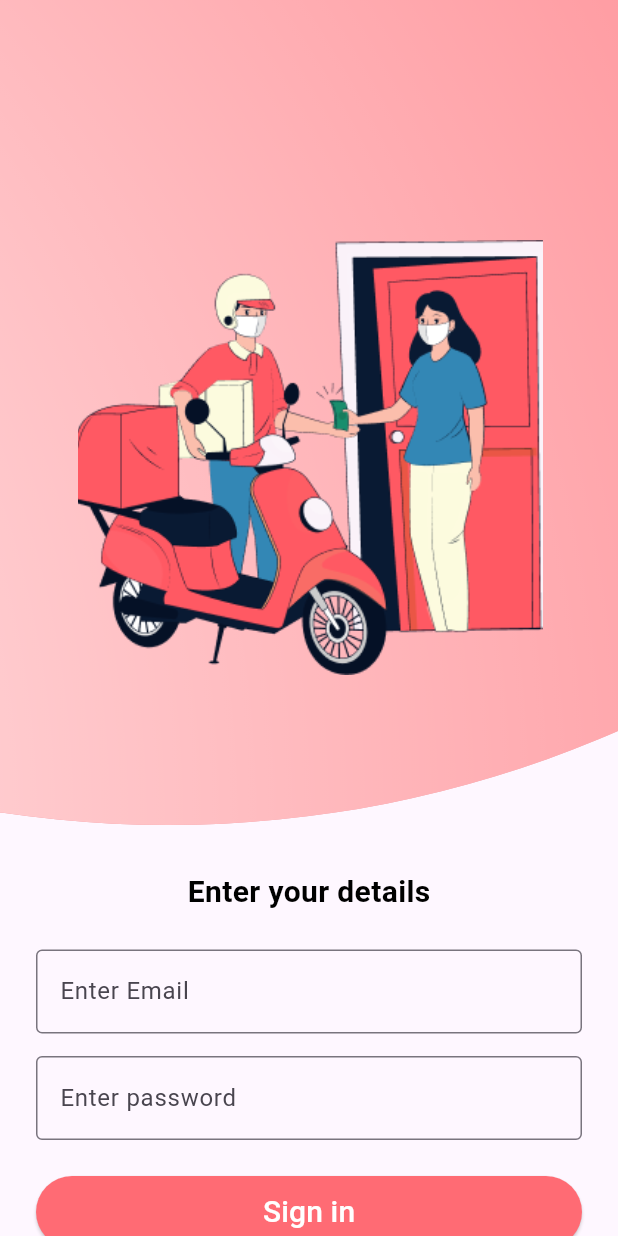
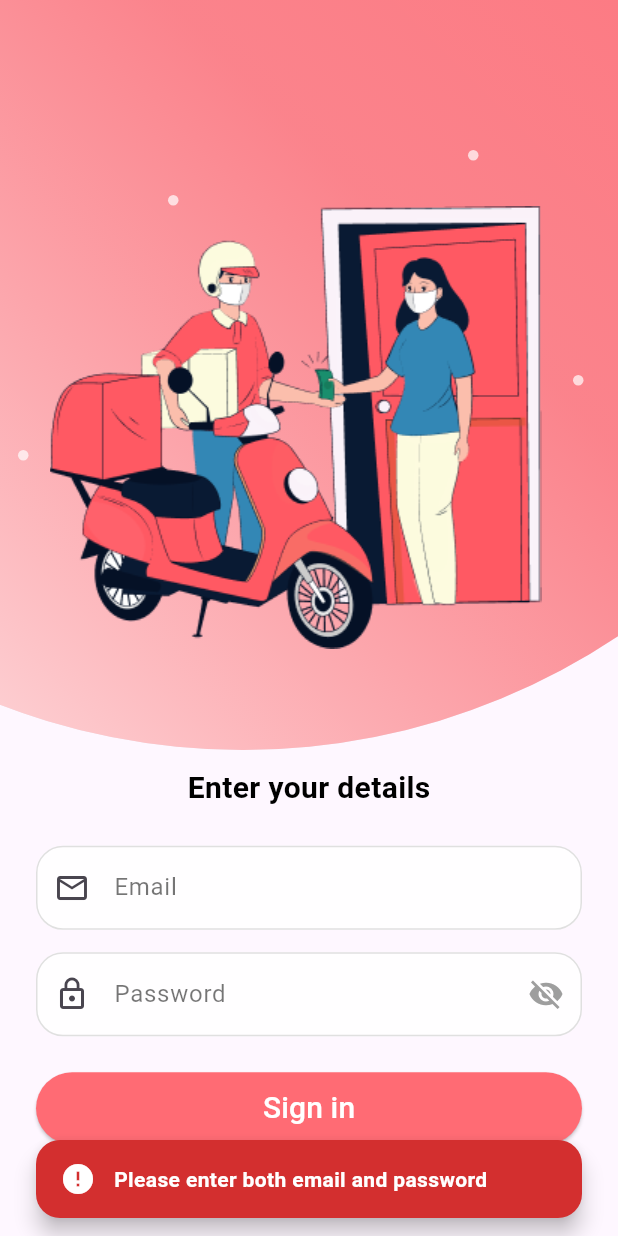
Before and after one commit to hamzanaxeed/Zestup-Rider, a Flutter app: the screen it shows after launch, after a tap on "Sign in", on a phone screen of 412 x 824 dp. Run offline on Flutter 3.47's test engine with Material 3 defaults, Android fonts, the phone set to English and light mode, and no system bars; our stand-ins replace flutter_easyloading, shared_preferences.

Commit message:
login successfull

```diff
--- /dev/null
+++ b/lib/helpers/snackbar.dart
@@ -0,0 +1,55 @@
+import 'package:flutter/material.dart';
+
+void showSuccessSnackbar(BuildContext context, String? message) {
+  ScaffoldMessenger.of(context).showSnackBar(
+    SnackBar(
+      content: Row(
+        children: [
+          Icon(Icons.check_circle, color: Colors.white),
+          SizedBox(width: 12),
+          Expanded(
+            child: Text(
+              message ?? 'Login successful',
+              style: TextStyle(color: Colors.white, fontWeight: FontWeight.bold),
+            ),
+          ),
+        ],
+      ),
+      backgroundColor: Colors.green.shade600,
+      behavior: SnackBarBehavior.floating,
+      shape: RoundedRectangleBorder(
+        borderRadius: BorderRadius.circular(16),
+      ),
+      margin: EdgeInsets.symmetric(horizontal: 24, vertical: 12),
+      duration: Duration(seconds: 3),
+      elevation: 6,
+    ),
+  );
+}
+
+void showErrorSnackbar(BuildContext context, String message) {
+  ScaffoldMessenger.of(context).showSnackBar(
+    SnackBar(
+      content: Row(
+        children: [
+          Icon(Icons.error, color: Colors.white),
+          SizedBox(width: 12),
+          Expanded(
+            child: Text(
+              message,
+              style: TextStyle(color: Colors.white, fontWeight: FontWeight.bold),
+            ),
+          ),
+        ],
+      ),
+      backgroundColor: Colors.red.shade700,
+      behavior: SnackBarBehavior.floating,
+      shape: RoundedRectangleBorder(
+        borderRadius: BorderRadius.circular(16),
+      ),
+      margin: EdgeInsets.symmetric(horizontal: 24, vertical: 12),
+      duration: Duration(seconds: 4),
+      elevation: 6,
+    ),
+  );
+}
--- a/lib/views/login_Screen.dart
+++ b/lib/views/login_Screen.dart
@@ -1,21 +1,36 @@
 import 'package:flutter/material.dart';
 import '../helpers/Colors.dart';
-class LoginScreen extends StatelessWidget {
+import '../controllers/auth_Controller.dart';
+import '../helpers/snackbar.dart';
+import '../views/home_Screen.dart';
+import 'package:flutter_easyloading/flutter_easyloading.dart';
+
+class LoginScreen extends StatefulWidget {
   const LoginScreen({super.key});
+
+  @override
+  State<LoginScreen> createState() => _LoginScreenState();
+}
+
+class _LoginScreenState extends State<LoginScreen> {
+  final TextEditingController _emailController = TextEditingController();
+  final TextEditingController _passwordController = TextEditingController();
+  bool _obscurePassword = true; // Add this line
 
   @override
   Widget build(BuildContext context) {
     return Scaffold(
-      body: Stack(
+      body: SingleChildScrollView(
+        child: Stack(
           children: [
             // Large oval, strong gradient, image centered on visible part
             Positioned(
-            top: -950,
-            right: -450,
+              top: -400, // was -950
+              right: -200, // was -450
               child: ClipOval(
                 child: Container(
-                width: 1500,
-                height: 1500,
+                  width: 900, // was 1500
+                  height: 900, // was 1500
                   decoration: BoxDecoration(
                     boxShadow: [
                       BoxShadow(
@@ -28,123 +43,86 @@ class LoginScreen extends StatelessWidget {
                   ),
                   child: Stack(
                     children: [
-                    // Linear gradient background
+                      // Linear gradient background (more prominent, dark to white)
+
                       Container(
                         decoration: BoxDecoration(
                           gradient: LinearGradient(
-                          begin: Alignment.topCenter,
-                          end: Alignment.bottomCenter,
+                            begin: Alignment.topRight,
+                            end: Alignment.bottomLeft,
                             colors: [
-                            Appcolors.primaryColor.withOpacity(1),
-                            Appcolors.primaryColor.withOpacity(1),
-                            Appcolors.primaryColor.withOpacity(1),
+                              Appcolors.primaryColor.withOpacity(1), // dark start
+                              Appcolors.primaryColor.withOpacity(0.8),
+                              Colors.white, // bright end
                             ],
-                          stops: const [0.0, 0.9, 1.0],
+                            stops: const [0.0, 0.5, 1.0],
                           ),
                         ),
                       ),
-                    // Radial gradient overlay
-                    Container(
-                      decoration: BoxDecoration(
-                        gradient: RadialGradient(
-                          center: const Alignment(-1.0, 1.0), // bottom-left corner
-                          radius: 1.2,
-                          colors: [
-                            Colors.white.withOpacity(1),
-                            Colors.white.withOpacity(0), // fade out to transparent
-                          ],
-                          stops: const [0.0, 1.0],
-                        ),
-                      ),
-                    ),
-                    // Decorative white circles above the image
-                    Positioned(
-                      top: 320,
-                      right: 650,
-                      child: Container(
-                        width: 48,
-                        height: 48,
-                        decoration: BoxDecoration(
-                          color: Colors.white.withOpacity(0.8),
-                          shape: BoxShape.circle,
-                          boxShadow: [
-                            BoxShadow(
-                              color: Colors.black12,
-                              blurRadius: 12,
-                              spreadRadius: 2,
-                            ),
-                          ],
-                        ),
-                      ),
-                    ),
-                    Positioned(
-                      top: 350,
-                      right: 600,
-                      child: Container(
-                        width: 32,
-                        height: 32,
-                        decoration: BoxDecoration(
-                          color: Colors.white.withOpacity(0.7),
-                          shape: BoxShape.circle,
-                          boxShadow: [
-                            BoxShadow(
-                              color: Colors.black12,
-                              blurRadius: 10,
-                              spreadRadius: 1,
-                            ),
-                          ],
-                        ),
-                      ),
-                    ),
-                    Positioned(
-                      top: 390,
-                      right: 670,
-                      child: Container(
-                        width: 24,
-                        height: 24,
-                        decoration: BoxDecoration(
-                          color: Colors.white.withOpacity(0.6),
-                          shape: BoxShape.circle,
-                          boxShadow: [
-                            BoxShadow(
-                              color: Colors.black12,
-                              blurRadius: 8,
-                              spreadRadius: 1,
-                            ),
-                          ],
-                        ),
-                      ),
-                    ),
-                    Positioned(
-                      top: 370,
-                      right: 720,
-                      child: Container(
-                        width: 36,
-                        height: 36,
-                        decoration: BoxDecoration(
-                          color: Colors.white.withOpacity(0.7),
-                          shape: BoxShape.circle,
-                          boxShadow: [
-                            BoxShadow(
-                              color: Colors.black12,
-                              blurRadius: 10,
-                              spreadRadius: 1,
-                            ),
-                          ],
-                        ),
-                      ),
-                    ),
+
                       // Center the image on the visible oval part
                       Align(
                         alignment: Alignment.bottomRight,
                         child: Padding(
                           // Adjust padding to center image on visible oval part
-                        padding: const EdgeInsets.only(right: 500, bottom: 100),
+                          padding: const EdgeInsets.only(right: 240, bottom: 40), // was right: 500, bottom: 100
                           child: Image.asset(
                             'assets/images/mainscreen_image.png',
-                          width: 310,
-                          height: 290,
-                          fit: BoxFit.cover,
+                            width: 350, // was 310
+                            height: 350, // was 290
+                           // fit: BoxFit.cover,
+                          ),
+                        ),
+                      ),
+
+                      Positioned(
+                        top: 530,
+                        left: 400,
+                        child: Container(
+                          width: 7,
+                          height: 7,
+                          decoration: BoxDecoration(
+                            color: Colors.white.withOpacity(0.7),
+                            shape: BoxShape.circle,
+                          ),
+                        ),
+                      ),
+
+                      Positioned(
+                        top: 500,
+                        left: 600,
+                        child: Container(
+                          width: 7,
+                          height: 7,
+                          decoration: BoxDecoration(
+                            color: Colors.white.withOpacity(0.7),
+                            shape: BoxShape.circle,
+                          ),
+                        ),
+                      ),
+
+                      Positioned(
+                        top: 650,
+                        left: 670,
+                        child: Container(
+                          width: 7,
+                          height: 7,
+                          decoration: BoxDecoration(
+                            color: Colors.white.withOpacity(0.7),
+                            shape: BoxShape.circle,
+                          ),
+                        ),
+                      ),
+
+                      Positioned(
+                        top: 700,
+                        left: 300,
+                        child: Container(
+                          width: 7,
+                          height: 7,
+                          decoration: BoxDecoration(
+                            color: Colors.white.withOpacity(0.7),
+                            shape: BoxShape.circle,
                           ),
                         ),
                       ),
@@ -155,10 +133,12 @@ class LoginScreen extends StatelessWidget {
             ),
 
             // Move the fields to the bottom of the oval
-          SingleChildScrollView(
-            child: Column(
+
+            Column(
               children: [
-                const SizedBox(height: 580), // Adjust this to match the oval's bottom
+                SizedBox(
+                  height: MediaQuery.of(context).size.height * 0.62,
+                ),
                 Padding(
                   padding: const EdgeInsets.symmetric(horizontal: 24.0),
                   child: Column(
@@ -172,25 +152,106 @@ class LoginScreen extends StatelessWidget {
                       ),
                       SizedBox(height: 24,),
                       TextField(
+                        controller: _emailController,
                         keyboardType: TextInputType.emailAddress,
-                        decoration: const InputDecoration(
-                          labelText: 'Enter Email',
+                        decoration: InputDecoration(
+                          labelText: 'Email',
                           hintText: 'e.g. user@example.com',
-                          border: OutlineInputBorder(),
+                          prefixIcon: Icon(Icons.email_outlined),
+                          filled: true,
+                          fillColor: Colors.white.withOpacity(0.9),
+                          border: OutlineInputBorder(
+                            borderRadius: BorderRadius.circular(18),
+                            borderSide: BorderSide(),
+                          ),
+                          enabledBorder: OutlineInputBorder(
+                            borderRadius: BorderRadius.circular(18),
+                            borderSide: BorderSide(color: Colors.grey.shade300),
+                          ),
+                          focusedBorder: OutlineInputBorder(
+                            borderRadius: BorderRadius.circular(18),
+                            borderSide: BorderSide(color: Appcolors.primaryColor, width: 2),
+                          ),
+                          labelStyle: TextStyle(color: Colors.black54),
+                          hintStyle: TextStyle(color: Colors.grey),
                         ),
                       ),
                       const SizedBox(height: 15),
+
                       TextField(
+                        controller: _passwordController,
                         keyboardType: TextInputType.text,
-                        decoration: const InputDecoration(
-                          labelText: 'Enter password',
-                          border: OutlineInputBorder(),
+                        obscureText: _obscurePassword, // Use state variable
+                        decoration: InputDecoration(
+                          labelText: 'Password',
+                          hintText: 'Enter your password',
+                          prefixIcon: Icon(Icons.lock_outline),
+                          filled: true,
+                          fillColor: Colors.white.withOpacity(0.9),
+                          border: OutlineInputBorder(
+                            borderRadius: BorderRadius.circular(18),
+                            borderSide: BorderSide(),
+                          ),
+                          enabledBorder: OutlineInputBorder(
+                            borderRadius: BorderRadius.circular(18),
+                            borderSide: BorderSide(color: Colors.grey.shade300),
+                          ),
+                          focusedBorder: OutlineInputBorder(
+                            borderRadius: BorderRadius.circular(18),
+                            borderSide: BorderSide(color: Appcolors.primaryColor, width: 2),
+                          ),
+                          labelStyle: TextStyle(color: Colors.black54),
+                          hintStyle: TextStyle(color: Colors.grey),
+                          suffixIcon: IconButton(
+                            icon: Icon(
+                              _obscurePassword ? Icons.visibility_off : Icons.visibility,
+                              color: Colors.grey,
+                            ),
+                            onPressed: () {
+                              setState(() {
+                                _obscurePassword = !_obscurePassword;
+                              });
+                            },
                           ),
                         ),
+                      ),
+
                       SizedBox(height: 24,),
+
                       ElevatedButton(
-                        onPressed: () {
-                          // Handle login/signup
+                        onPressed: () async {
+                          final email = _emailController.text.trim();
+                          final password = _passwordController.text;
+
+                          // Email validation
+                          final emailRegex = RegExp(r'^[\w-\.]+@([\w-]+\.)+[\w-]{2,4}$');
+                          if (email.isEmpty || password.isEmpty) {
+                            showErrorSnackbar(context, 'Please enter both email and password');
+                            return;
+                          }
+                          if (!emailRegex.hasMatch(email)) {
+                            showErrorSnackbar(context, 'Please enter a valid email address');
+                            return;
+                          }
+                          if (password.length < 8) {
+                            showErrorSnackbar(context, 'Password must be at least 8 characters');
+                            return;
+                          }
+
+                          EasyLoading.show(status: 'Logging in...');
+                          final loginSuccess = await AuthController.login(
+                            email: email,
+                            password: password,
+                            context: context,
+                          );
+                          EasyLoading.dismiss();
+
+                          if (loginSuccess == true) {
+                            Navigator.pushReplacement(
+                              context,
+                              MaterialPageRoute(builder: (context) => HomeScreen()),
+                            );
+                          }
                         },
                         style: ElevatedButton.styleFrom(
                           backgroundColor: Appcolors.primaryColor.withOpacity(1),
@@ -203,8 +264,9 @@ class LoginScreen extends StatelessWidget {
                 ),
               ],
             ),
+
+          ],
         ),
-        ],
       ),
     );
   }
--- a/pubspec.yaml
+++ b/pubspec.yaml
@@ -35,6 +35,8 @@ dependencies:
   # Use with the CupertinoIcons class for iOS style icons.
   cupertino_icons: ^1.0.8
   google_fonts: ^6.3.0
+  shared_preferences: ^2.5.3
+  flutter_easyloading: ^3.0.5
 
 assets:
   - assets/
```
Also changed, not shown: lib/controllers/auth_Controller.dart (added, +86 -0 lines), lib/helpers/Apicall.dart (added, +216 -0 lines), lib/views/home_Screen.dart (added, +20 -0 lines), pubspec.lock, 1 other file. Lines whose indentation alone changed are shown as unchanged.
